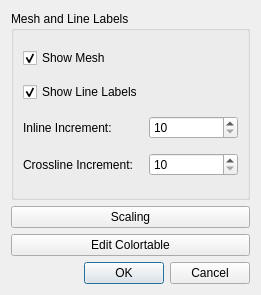
Above: Viewer2D/griditemconfigdialog.ui from fsoos74/su before the change. Below: the same form after it.
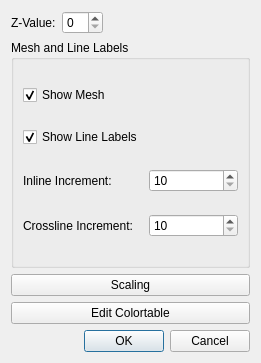
That is the form after the change.

The edit to the form file:
```diff
--- a/Viewer2D/griditemconfigdialog.ui
+++ b/Viewer2D/griditemconfigdialog.ui
@@ -7,13 +7,40 @@
     <x>0</x>
     <y>0</y>
     <width>261</width>
-    <height>295</height>
+    <height>363</height>
    </rect>
   </property>
   <property name="windowTitle">
    <string>Dialog</string>
   </property>
   <layout class="QVBoxLayout" name="verticalLayout">
+   <item>
+    <layout class="QHBoxLayout" name="horizontalLayout">
+     <item>
+      <widget class="QLabel" name="label">
+       <property name="text">
+        <string>Z-Value:</string>
+       </property>
+      </widget>
+     </item>
+     <item>
+      <widget class="QSpinBox" name="sbZValue"/>
+     </item>
+     <item>
+      <spacer name="horizontalSpacer">
+       <property name="orientation">
+        <enum>Qt::Horizontal</enum>
+       </property>
+       <property name="sizeHint" stdset="0">
+        <size>
+         <width>40</width>
+         <height>20</height>
+        </size>
+       </property>
+      </spacer>
+     </item>
+    </layout>
+   </item>
    <item>
     <widget class="QGroupBox" name="groupBox_2">
      <property name="title">
```
